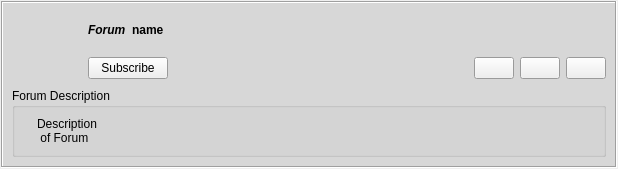
First picture: the form in retroshare-gui/src/gui/feeds/GxsForumGroupItem.ui, repository RetroShare/RetroShare, before the edit.
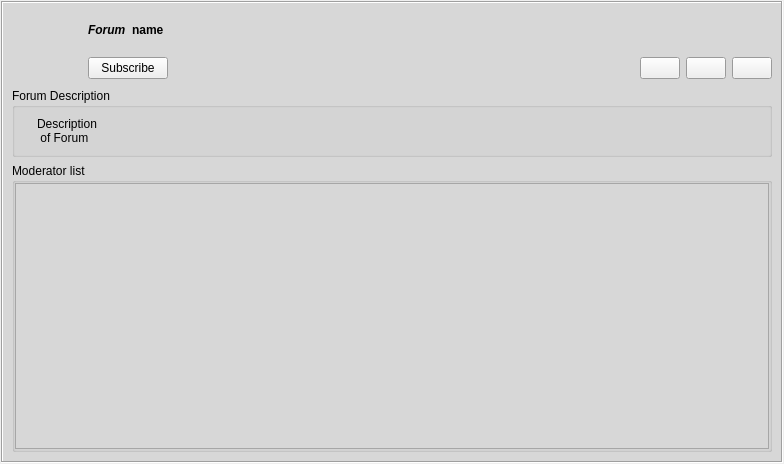
Second picture: the form after the edit. Icons and pictures are not drawn.

Commit message: added NewsFeed item for advertising about new/removed moderators

```diff
--- a/retroshare-gui/src/gui/feeds/GxsForumGroupItem.ui
+++ b/retroshare-gui/src/gui/feeds/GxsForumGroupItem.ui
@@ -6,8 +6,8 @@
    <rect>
     <x>0</x>
     <y>0</y>
-    <width>618</width>
-    <height>161</height>
+    <width>784</width>
+    <height>464</height>
    </rect>
   </property>
   <layout class="QGridLayout">
@@ -104,8 +104,8 @@
      <property name="frameShadow">
       <enum>QFrame::Sunken</enum>
      </property>
-     <layout class="QGridLayout">
-      <item row="0" column="0">
+     <layout class="QVBoxLayout" name="verticalLayout">
+      <item>
        <layout class="QGridLayout">
         <item row="0" column="0" rowspan="2">
          <widget class="QLabel" name="forumlogo_label">
@@ -280,7 +280,7 @@
         </item>
        </layout>
       </item>
-      <item row="1" column="0">
+      <item>
        <widget class="QFrame" name="expandFrame">
         <layout class="QVBoxLayout">
          <property name="spacing">
@@ -334,6 +334,33 @@
         </layout>
        </widget>
       </item>
+      <item>
+       <widget class="QGroupBox" name="moderatorList_GB">
+        <property name="title">
+         <string>Moderator list</string>
+        </property>
+        <layout class="QHBoxLayout" name="horizontalLayout_3">
+         <property name="spacing">
+          <number>0</number>
+         </property>
+         <property name="leftMargin">
+          <number>0</number>
+         </property>
+         <property name="topMargin">
+          <number>0</number>
+         </property>
+         <property name="rightMargin">
+          <number>0</number>
+         </property>
+         <property name="bottomMargin">
+          <number>0</number>
+         </property>
+         <item>
+          <widget class="QTextEdit" name="moderatorList_TE"/>
+         </item>
+        </layout>
+       </widget>
+      </item>
      </layout>
     </widget>
    </item>
```
The commit also changes 4 other files.
